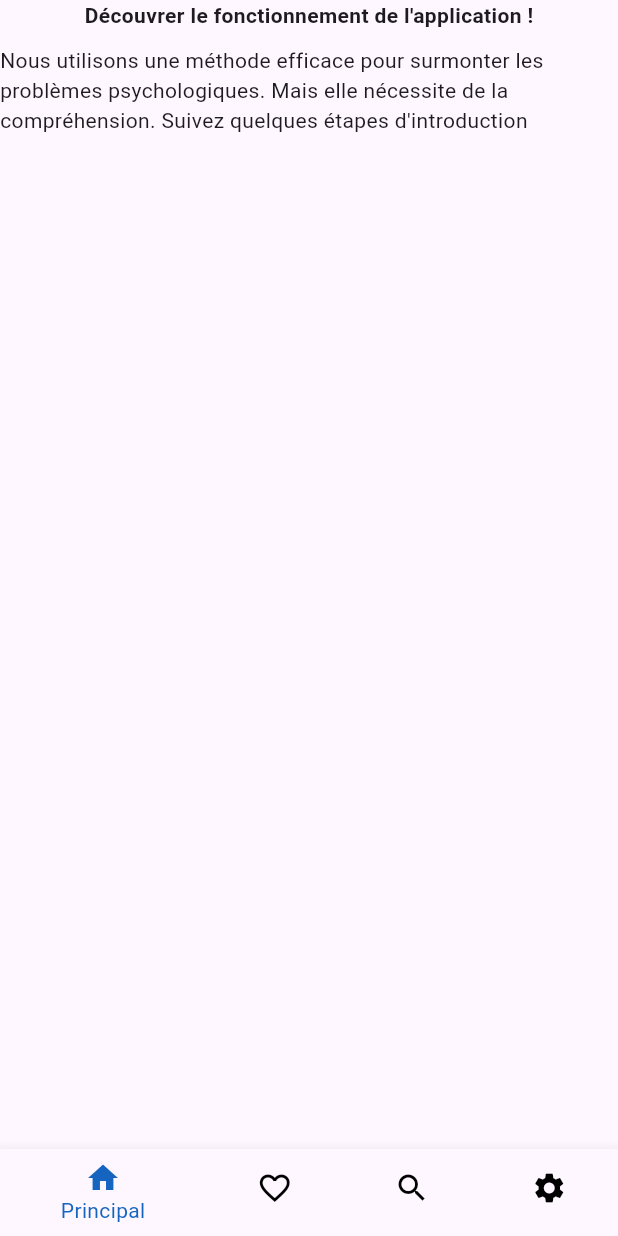
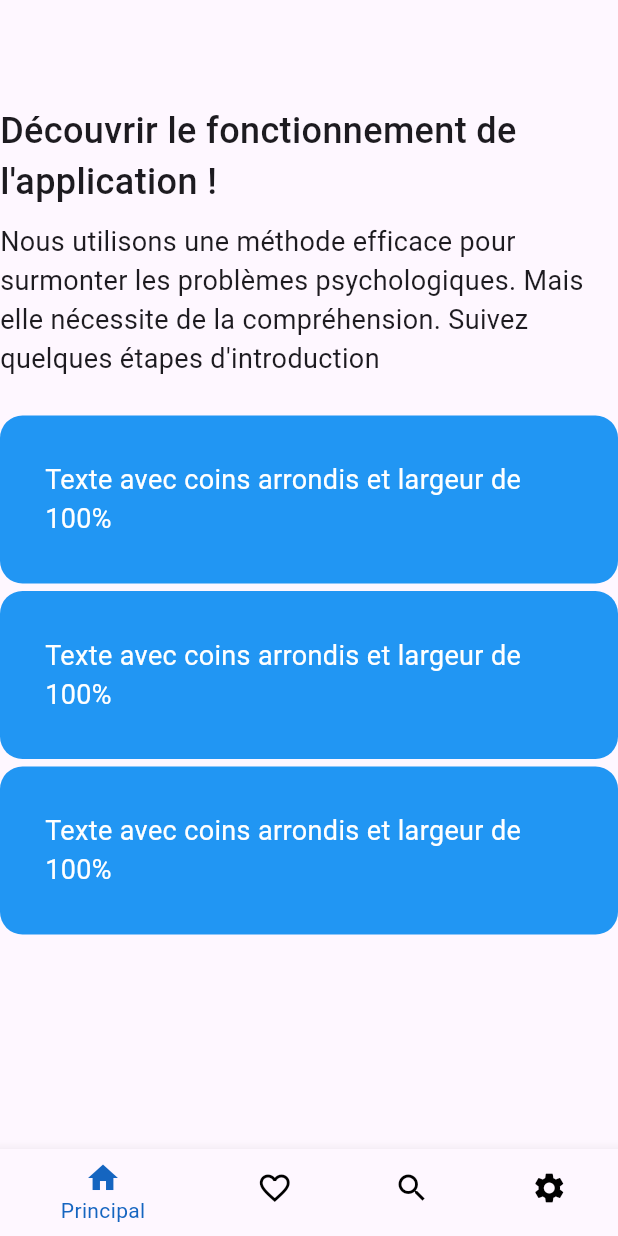
Before and after one commit to Tayebomheni/mental-health-app, a Flutter app: the navbar screen opened by its route, on a phone screen of 412 x 824 dp. Run offline on Flutter 3.47's test engine with Material 3 defaults, Android fonts, the phone set to English and light mode, and no system bars; our stand-ins replace firebase_auth, firebase_core, ionicons; accounts and stored records are empty; network calls fail.

Commit message:
parametres et principal

```diff
--- /dev/null
+++ b/lib/Widgets/custom_container.dart
@@ -0,0 +1,29 @@
+import 'package:flutter/material.dart';
+
+class CustomContainer extends StatelessWidget {
+  final VoidCallback onTap;
+
+  const CustomContainer({Key? key, required this.onTap}) : super(key: key);
+
+  @override
+  Widget build(BuildContext context) {
+    return GestureDetector(
+      onTap: onTap,
+      child: Container(
+        width: double.infinity,
+        padding: const EdgeInsets.all(30),
+        decoration: BoxDecoration(
+          color: Colors.blue,
+          borderRadius: BorderRadius.circular(15.0),
+        ),
+        child: Text(
+          "Texte avec coins arrondis et largeur de 100%",
+          style: TextStyle(
+            fontSize: 18,
+            color: Colors.white,
+          ),
+        ),
+      ),
+    );
+  }
+}
--- a/lib/Widgets/setting_item.dart
+++ b/lib/Widgets/setting_item.dart
@@ -21,7 +21,9 @@ class SettingItem extends StatelessWidget {
 
   @override
   Widget build(BuildContext context) {
-    return SizedBox(
+    return Container(
+
+      child: SizedBox(
         width: double.infinity,
         child: Row(
           children: [
@@ -61,6 +63,7 @@ class SettingItem extends StatelessWidget {
             ),
           ],
         ),
+      ),
     );
   }
 }
--- a/lib/pages/Principal.dart
+++ b/lib/pages/Principal.dart
@@ -1,4 +1,5 @@
 import 'package:flutter/material.dart';
+import 'package:pcd/Widgets/custom_container.dart';
 
 class Principal extends StatefulWidget {
   const Principal({Key? key});
@@ -8,22 +9,40 @@ class Principal extends StatefulWidget {
 }
 
 class _PrincipalState extends State<Principal> {
+  void onContainerClicked() {
+    // Ajoutez votre logique ou action ici
+    print("Container cliqué !");
+  }
+
   @override
   Widget build(BuildContext context) {
-    return Column(
+    return SingleChildScrollView(
+      child: Column(
         children: [
+          SizedBox(height: 70),
           Text(
-          "Découvrer le fonctionnement de l'application !",
+            "Découvrir le fonctionnement de l'application !",
             style: TextStyle(
-            fontWeight: FontWeight.bold, // Rend le texte gras
+              fontSize: 24,
+              fontWeight: FontWeight.w500,
             ),
           ),
-        SizedBox(height: 10), // Espace entre les deux textes
+          SizedBox(height: 10),
           Text(
-          "Nous utilisons une méthode efficace pour surmonter les problèmes psychologiques. "
-          "Mais elle nécessite de la compréhension. Suivez quelques étapes d'introduction",
+            "Nous utilisons une méthode efficace pour surmonter les problèmes psychologiques. Mais elle nécessite de la compréhension. Suivez quelques étapes d'introduction",
+            style: TextStyle(
+              fontSize: 18,
             ),
+          ),
+          SizedBox(height: 25),
+
+          CustomContainer(onTap: onContainerClicked),
+          SizedBox(height: 5),
+          CustomContainer(onTap: onContainerClicked),
+          SizedBox(height: 5),
+          CustomContainer(onTap: onContainerClicked),
         ],
+      ),
     );
   }
 }
--- a/lib/signup_screen.dart
+++ b/lib/signup_screen.dart
@@ -65,6 +65,7 @@ class _SignUpScreenState extends State<SignUpScreen> {
                       email:  _emailTextController.text,
                       password: _passwordTextController.text,
                     );
+                    await credential.user?.updateDisplayName(_userNameTextController.text);//By calling updateDisplayName after user creation, you can ensure that the display name is set for the user
                     Navigator.of(context).pushReplacementNamed("navbar");//pushreplacementNamed tkhalik 7ata ki treloadi page yo93od user logged in
                   } on FirebaseAuthException catch (e) {
                     if (e.code == 'weak-password') {
```
Also changed, not shown: lib/Widgets/custom_item.dart (+5 -2 lines), lib/pages/Parametres.dart (+43 -9 lines). Lines whose indentation alone changed are shown as unchanged.
